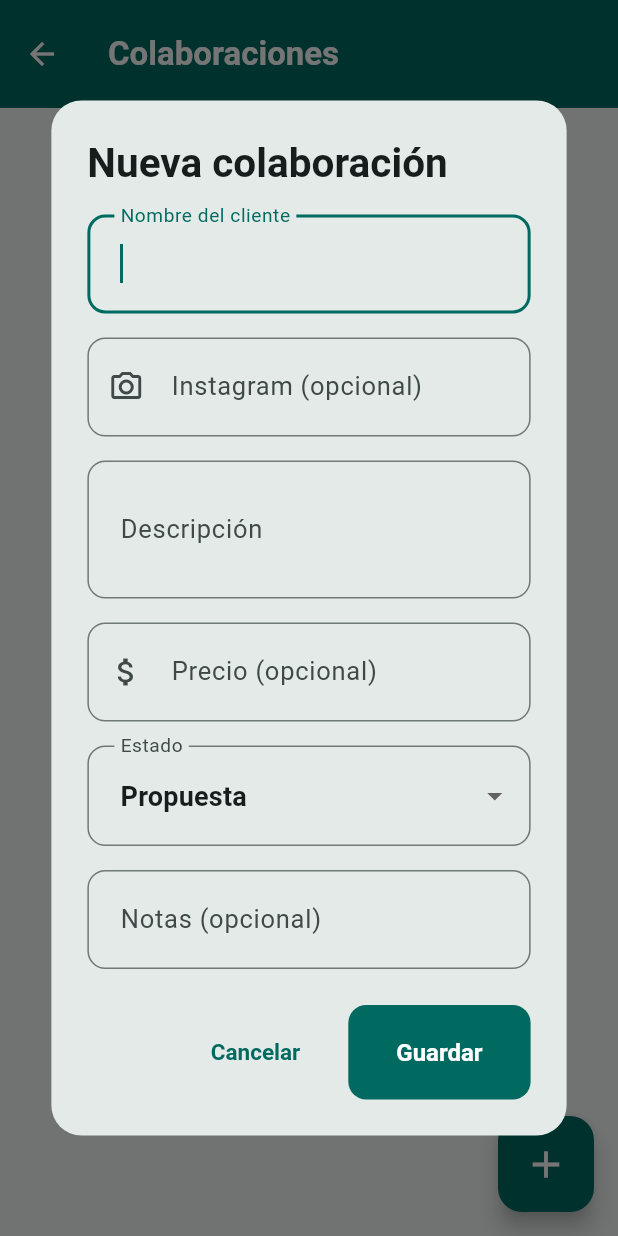
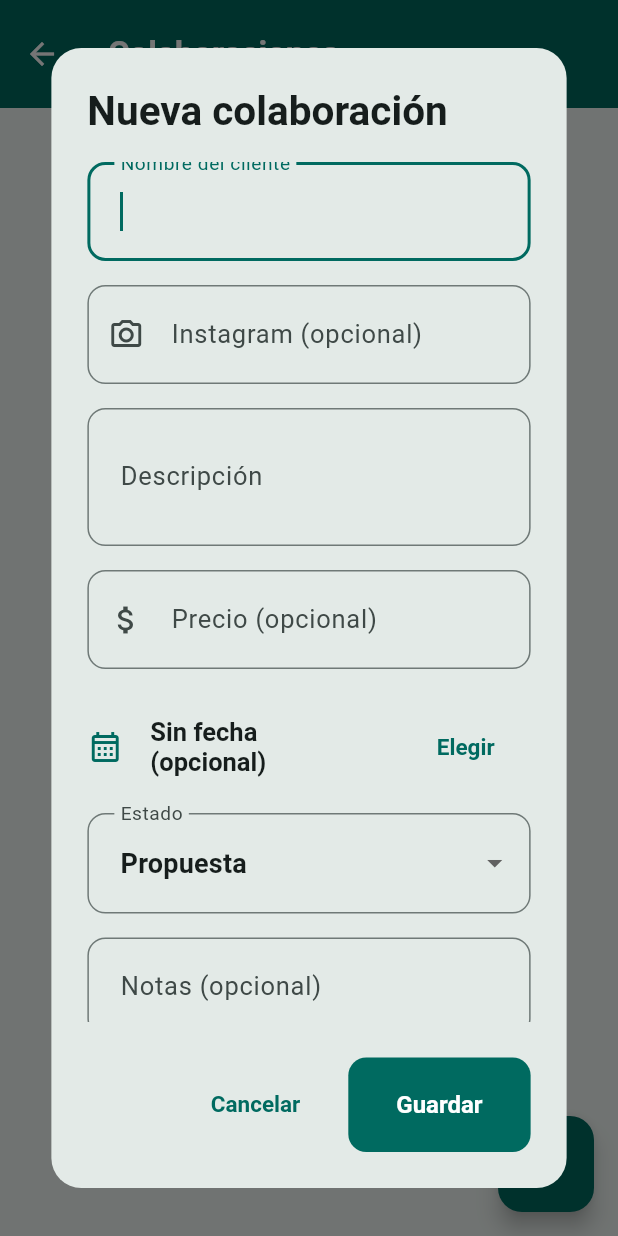
Before and after one commit to LudmilaCeleste/reels_manager, a Flutter app: the ColaboracionesScreen screen opened directly, after a tap on the "add" icon, on a phone screen of 412 x 824 dp. Run offline on Flutter 3.47's test engine with Material 3 defaults, Android fonts, the phone set to English and light mode, and no system bars; our stand-ins replace cloud_firestore, equatable, firebase_auth, firebase_core, flutter_riverpod, table_calendar; missing offline and left inert: flutter_inappwebview; accounts and stored records are empty.

Commit message:
Agregar fecha opcional y editable a las colaboraciones
Se puede elegir la fecha en la que se hace la colaboracion desde el
formulario (opcional, con boton para quitarla), y se muestra en la
tarjeta de cada colaboracion cuando esta cargada.

```diff
--- a/lib/features/colaboraciones/data/repositories/colaboracion_repository_firestore.dart
+++ b/lib/features/colaboraciones/data/repositories/colaboracion_repository_firestore.dart
@@ -29,6 +29,9 @@ class ColaboracionRepositoryFirestore implements ColaboracionRepository {
       'estado': colaboracion.estado.name,
       'reelId': colaboracion.reelId,
       'precio': colaboracion.precio,
+      'fecha': colaboracion.fecha == null
+          ? null
+          : Timestamp.fromDate(colaboracion.fecha!),
     });
   }
 
@@ -53,6 +56,7 @@ class ColaboracionRepositoryFirestore implements ColaboracionRepository {
       ),
       reelId: datos['reelId'] as String?,
       precio: (datos['precio'] as num?)?.toDouble(),
+      fecha: (datos['fecha'] as Timestamp?)?.toDate(),
     );
   }
 }
--- a/lib/features/colaboraciones/domain/entities/colaboracion.dart
+++ b/lib/features/colaboraciones/domain/entities/colaboracion.dart
@@ -25,6 +25,7 @@ class Colaboracion extends Equatable {
     this.notasCliente = '',
     this.reelId,
     this.precio,
+    this.fecha,
   });
 
   final String id;
@@ -39,6 +40,11 @@ class Colaboracion extends Equatable {
   /// una propuesta recién armada puede no tener un número todavía.
   final double? precio;
 
+  /// Fecha en la que se hace la colaboración (grabación, publicación,
+  /// reunión, lo que corresponda). Opcional por el mismo motivo que el
+  /// precio: una propuesta puede no tener fecha todavía.
+  final DateTime? fecha;
+
   @override
   List<Object?> get props => [
     id,
@@ -49,5 +55,6 @@ class Colaboracion extends Equatable {
     notasCliente,
     reelId,
     precio,
+    fecha,
   ];
 }
--- a/lib/features/colaboraciones/domain/usecases/actualizar_colaboracion.dart
+++ b/lib/features/colaboraciones/domain/usecases/actualizar_colaboracion.dart
@@ -16,6 +16,7 @@ class ActualizarColaboracion {
     String notasCliente = '',
     String? reelId,
     double? precio,
+    DateTime? fecha,
   }) {
     final colaboracion = Colaboracion(
       id: id,
@@ -26,6 +27,7 @@ class ActualizarColaboracion {
       notasCliente: notasCliente.trim(),
       reelId: reelId,
       precio: precio,
+      fecha: fecha == null ? null : DateTime(fecha.year, fecha.month, fecha.day),
     );
     return _repository.guardarColaboracion(colaboracion);
   }
--- a/lib/features/colaboraciones/domain/usecases/agregar_colaboracion.dart
+++ b/lib/features/colaboraciones/domain/usecases/agregar_colaboracion.dart
@@ -15,6 +15,7 @@ class AgregarColaboracion {
     String notasCliente = '',
     String? reelId,
     double? precio,
+    DateTime? fecha,
   }) {
     final colaboracion = Colaboracion(
       // TODO(firebase): con Firestore, el id lo genera la propia base.
@@ -26,6 +27,7 @@ class AgregarColaboracion {
       notasCliente: notasCliente.trim(),
       reelId: reelId,
       precio: precio,
+      fecha: fecha == null ? null : DateTime(fecha.year, fecha.month, fecha.day),
     );
     return _repository.guardarColaboracion(colaboracion);
   }
--- a/lib/features/colaboraciones/presentation/screens/colaboraciones_screen.dart
+++ b/lib/features/colaboraciones/presentation/screens/colaboraciones_screen.dart
@@ -33,6 +33,7 @@ class ColaboracionesScreen extends ConsumerWidget {
               final tieneInstagram = colaboracion.instagramCliente.isNotEmpty;
               final tieneNotas = colaboracion.notasCliente.isNotEmpty;
               final tienePrecio = colaboracion.precio != null;
+              final tieneFecha = colaboracion.fecha != null;
 
               return Card(
                 child: Padding(
@@ -113,6 +114,25 @@ class ColaboracionesScreen extends ConsumerWidget {
                       ),
                       const SizedBox(height: 14),
                       Text(colaboracion.descripcion),
+                      if (tieneFecha) ...[
+                        const SizedBox(height: 8),
+                        Row(
+                          children: [
+                            Icon(
+                              Icons.calendar_month_outlined,
+                              size: 16,
+                              color: Theme.of(context).colorScheme.secondary,
+                            ),
+                            const SizedBox(width: 6),
+                            Text(
+                              '${colaboracion.fecha!.day.toString().padLeft(2, '0')}/'
+                              '${colaboracion.fecha!.month.toString().padLeft(2, '0')}/'
+                              '${colaboracion.fecha!.year}',
+                              style: Theme.of(context).textTheme.bodySmall,
+                            ),
+                          ],
+                        ),
+                      ],
                       if (tienePrecio) ...[
                         const SizedBox(height: 8),
                         Text(
--- a/lib/features/colaboraciones/presentation/widgets/formulario_colaboracion.dart
+++ b/lib/features/colaboraciones/presentation/widgets/formulario_colaboracion.dart
@@ -7,9 +7,9 @@ import '../providers/colaboracion_providers.dart';
 
 /// Diálogo para cargar una colaboración nueva, o editar una existente si
 /// se pasa `existente`. Acá vive toda la info del cliente (nombre,
-/// Instagram, notas) junto con la descripción, el precio y el estado de
-/// la colaboración: no hace falta cargar un cliente por separado en
-/// otro lado, con esto alcanza.
+/// Instagram, notas) junto con la descripción, el precio, la fecha y el
+/// estado de la colaboración: no hace falta cargar un cliente por
+/// separado en otro lado, con esto alcanza.
 Future<void> mostrarFormularioColaboracion(
   BuildContext context,
   WidgetRef ref, {
@@ -36,6 +36,7 @@ Future<void> mostrarFormularioColaboracion(
 
   String? reelId = existente?.reelId;
   var estado = existente?.estado ?? EstadoColaboracion.propuesta;
+  DateTime? fecha = existente?.fecha;
 
   await showDialog<void>(
     context: context,
@@ -97,6 +98,43 @@ Future<void> mostrarFormularioColaboracion(
                   },
                 ),
                 const SizedBox(height: 16),
+                ListTile(
+                  contentPadding: EdgeInsets.zero,
+                  leading: const Icon(Icons.calendar_month_outlined),
+                  title: Text(
+                    fecha == null
+                        ? 'Sin fecha (opcional)'
+                        : '${fecha!.day.toString().padLeft(2, '0')}/'
+                              '${fecha!.month.toString().padLeft(2, '0')}/'
+                              '${fecha!.year}',
+                  ),
+                  trailing: Row(
+                    mainAxisSize: MainAxisSize.min,
+                    children: [
+                      TextButton(
+                        onPressed: () async {
+                          final elegida = await showDatePicker(
+                            context: context,
+                            initialDate: fecha ?? DateTime.now(),
+                            firstDate: DateTime(2020),
+                            lastDate: DateTime(2100),
+                          );
+                          if (elegida != null) {
+                            setState(() => fecha = elegida);
+                          }
+                        },
+                        child: Text(fecha == null ? 'Elegir' : 'Cambiar'),
+                      ),
+                      if (fecha != null)
+                        IconButton(
+                          tooltip: 'Quitar fecha',
+                          icon: const Icon(Icons.close),
+                          onPressed: () => setState(() => fecha = null),
+                        ),
+                    ],
+                  ),
+                ),
+                const SizedBox(height: 8),
                 DropdownButtonFormField<EstadoColaboracion>(
                   value: estado,
                   decoration: const InputDecoration(labelText: 'Estado'),
@@ -169,6 +207,7 @@ Future<void> mostrarFormularioColaboracion(
                   estado: estado,
                   reelId: reelId,
                   precio: precio,
+                  fecha: fecha,
                 );
               } else {
                 await ref.read(agregarColaboracionProvider)(
@@ -179,6 +218,7 @@ Future<void> mostrarFormularioColaboracion(
                   estado: estado,
                   reelId: reelId,
                   precio: precio,
+                  fecha: fecha,
                 );
               }
               if (context.mounted) Navigator.of(context).pop();
--- a/pubspec.yaml
+++ b/pubspec.yaml
@@ -2,7 +2,7 @@ name: reels_manager
 description: "App para guardar y organizar reels de Instagram: clientes, ejemplos y colaboraciones, con reproduccion del video desde el link."
 publish_to: 'none'
 
-version: 0.6.2+1
+version: 0.6.3+1
 
 environment:
   sdk: ^3.9.2
```
